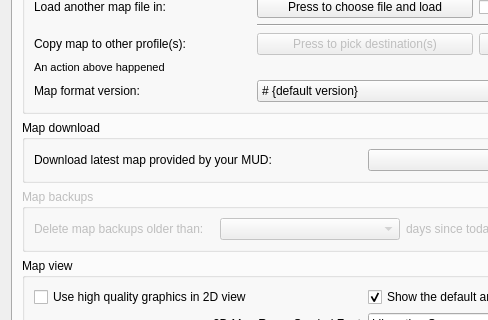
Qt form src/ui/profile_preferences.ui (Mudlet/Mudlet) before a commit; both pictures show x 0 to 488 and y 107 to 427 of the 730 by 685 pixel window.
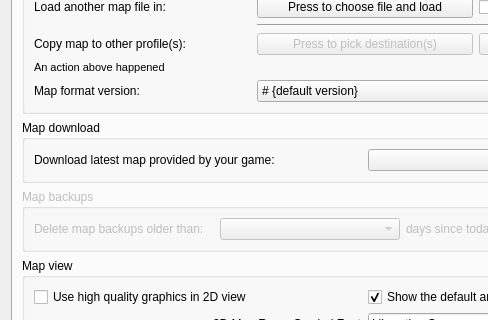
The same form after that commit. The open tabs and pages were chosen to show the change. Icons and pictures are not drawn. Custom widgets are drawn as their Qt base class.

Commit message:
Rename "MUD" to "game" everywhere
#### Brief overview of PR changes/additions
Mudlet is still called Mudlet, but the texts shown to user will no longer talk about "MUDs", instead about "games"

#### Motivation for adding to Mudlet
People use Mudlet for more than MUDs. For example MOOs, etc. Game is just more approachable for newbies too.
If "MUD" is used within the name, "Mudlet the MUD client" is ok - as it's hard to imagine what would it be without it.

#### Other info (issues closed, discussion etc)
Adresses #1801 issue 3
Enhance #1949

Diff of the .ui file:
```diff
--- a/src/ui/profile_preferences.ui
+++ b/src/ui/profile_preferences.ui
@@ -1757,7 +1757,7 @@
              <string>&lt;p&gt;On MUDs that provide maps for download (currently IRE games only), you can press this button to get the latest map. Note that this will &lt;span style=&quot; font-weight:600;&quot;&gt;overwrite&lt;/span&gt; any changes you've done to your map, and will use the new map only&lt;/p&gt;</string>
             </property>
             <property name="text">
-             <string>Download latest map provided by your MUD:</string>
+             <string>Download latest map provided by your game:</string>
             </property>
             <property name="buddy">
              <cstring>buttonDownloadMap</cstring>
```
Left out of the diff: 14 changed lines with no effect on the pictures. The commit also changes 12 other files.
